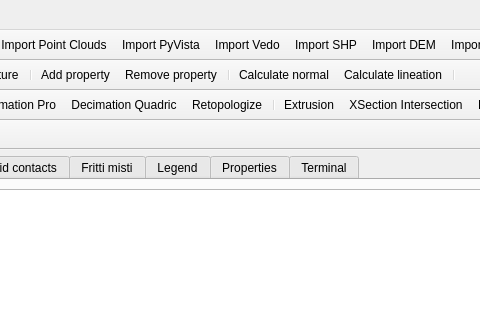
Before: the Qt Designer form gui/project_window.ui in gecos-lab/PZero, drawn with Qt 5; both pictures show x 645 to 1125 and y 0 to 327 of the 1418 by 800 pixel window.
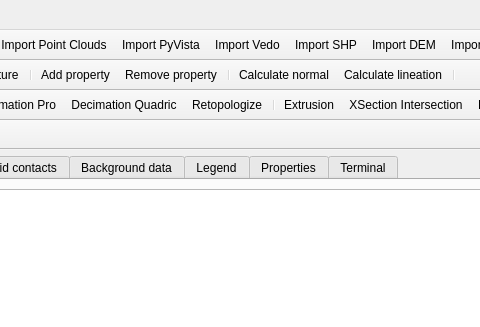
After: the same form once the commit is applied.

Commit message: Replaced Fritti Misti with Background data

```diff
--- a/gui/project_window.ui
+++ b/gui/project_window.ui
@@ -282,7 +282,7 @@
       </widget>
       <widget class="QWidget" name="tabFritti">
        <attribute name="title">
-        <string>Fritti misti</string>
+        <string>Background data</string>
        </attribute>
        <layout class="QVBoxLayout" name="verticalLayout_11">
         <item>
```
Left out of the diff: 4 changed lines with no effect on the pictures. The commit also changes 14 other files.
